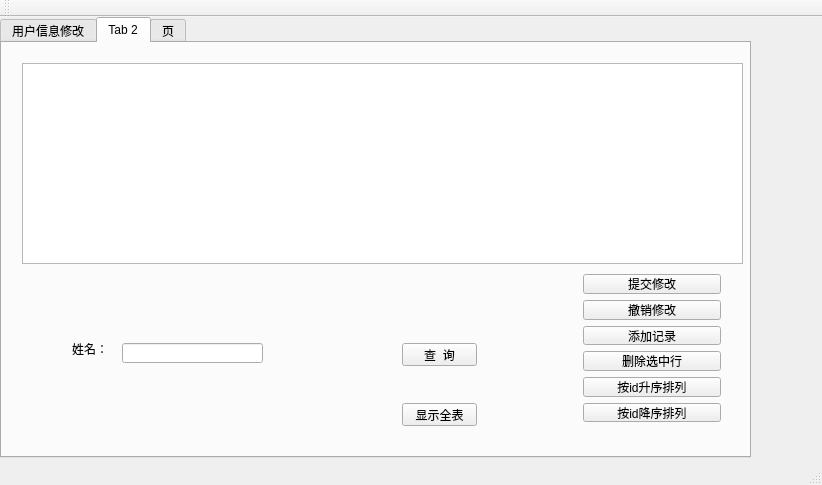
Above: mainwindow.ui from TommyLee96/flight-management before the change. Below: the same form after it.
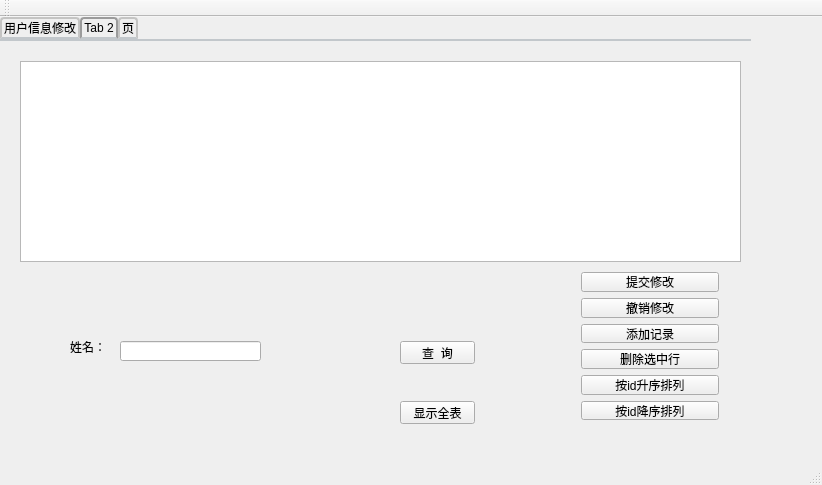
That is the form after the change.

```diff
--- a/mainwindow.ui
+++ b/mainwindow.ui
@@ -23,6 +23,42 @@
       <height>441</height>
      </rect>
     </property>
+    <property name="styleSheet">
+     <string notr="true">QTabWidget::pane { /* The tab widget frame */
+    border-top: 2px solid #C2C7CB;
+    position: absolute;
+    top: -0.5em;
+}
+
+QTabWidget::tab-bar {
+    alignment: center;
+}
+
+/* Style the tab using the tab sub-control. Note that
+    it reads QTabBar _not_ QTabWidget */
+QTabBar::tab {
+    background: qlineargradient(x1: 0, y1: 0, x2: 0, y2: 1,
+                                stop: 0 #E1E1E1, stop: 0.4 #DDDDDD,
+                                stop: 0.5 #D8D8D8, stop: 1.0 #D3D3D3);
+    border: 2px solid #C4C4C3;
+    border-bottom-color: #C2C7CB; /* same as the pane color */
+    border-top-left-radius: 4px;
+    border-top-right-radius: 4px;
+    min-width: 8ex;
+    padding: 2px;
+}
+
+QTabBar::tab:selected, QTabBar::tab:hover {
+    background: qlineargradient(x1: 0, y1: 0, x2: 0, y2: 1,
+                                stop: 0 #fafafa, stop: 0.4 #f4f4f4,
+                                stop: 0.5 #e7e7e7, stop: 1.0 #fafafa);
+}
+
+QTabBar::tab:selected {
+    border-color: #9B9B9B;
+    border-bottom-color: #C2C7CB; /* same as pane color */
+}</string>
+    </property>
     <property name="currentIndex">
      <number>1</number>
     </property>
```
